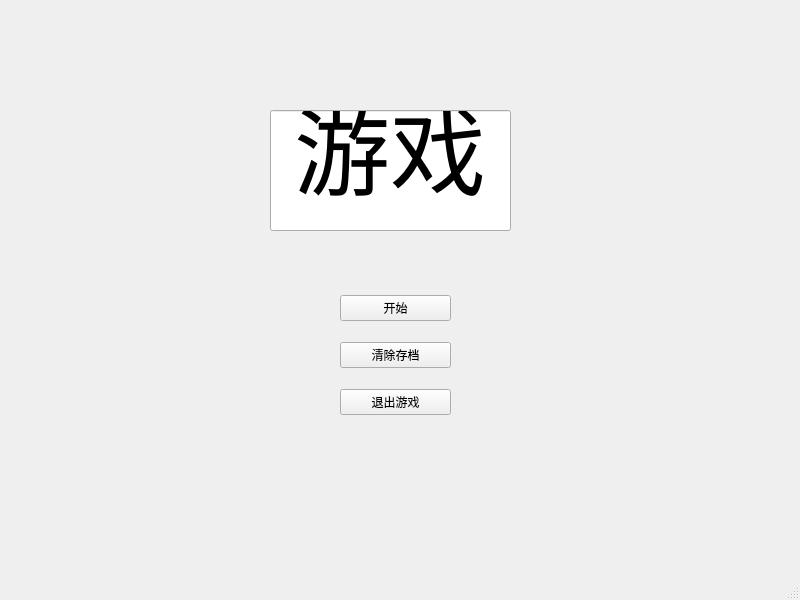
Qt form ui/MainWindow_ui.ui (ccnuktd/hrm_python) before a commit.
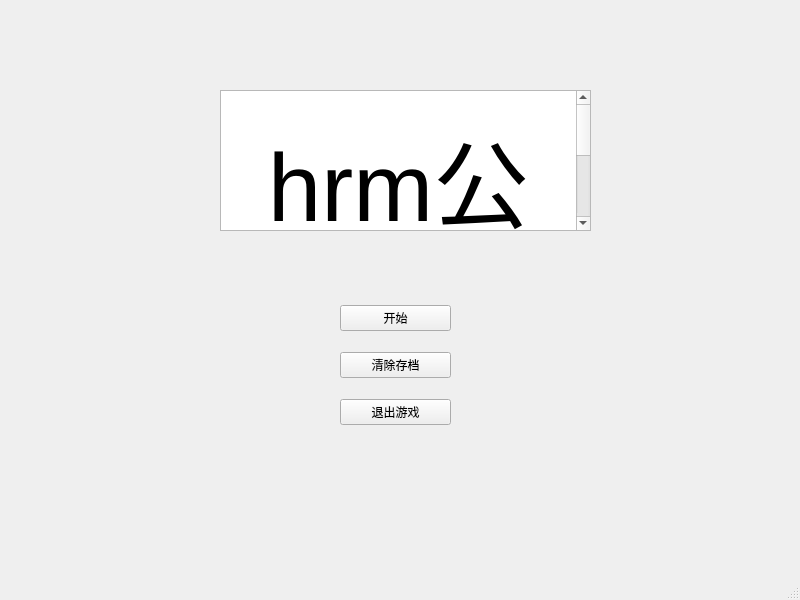
The same form after that commit.

The edit to the form file:
```diff
--- a/ui/MainWindow_ui.ui
+++ b/ui/MainWindow_ui.ui
@@ -14,36 +14,11 @@
    <string>MainWindow</string>
   </property>
   <widget class="QWidget" name="centralwidget">
-   <widget class="QLineEdit" name="lineEdit">
-    <property name="geometry">
-     <rect>
-      <x>270</x>
-      <y>110</y>
-      <width>241</width>
-      <height>121</height>
-     </rect>
-    </property>
-    <property name="font">
-     <font>
-      <family>Arial</family>
-      <pointsize>72</pointsize>
-     </font>
-    </property>
-    <property name="layoutDirection">
-     <enum>Qt::LeftToRight</enum>
-    </property>
-    <property name="text">
-     <string>游戏</string>
-    </property>
-    <property name="alignment">
-     <set>Qt::AlignCenter</set>
-    </property>
-   </widget>
-   <widget class="QWidget" name="">
+   <widget class="QWidget" name="layoutWidget">
     <property name="geometry">
      <rect>
       <x>340</x>
-      <y>280</y>
+      <y>290</y>
       <width>111</width>
       <height>151</height>
      </rect>
@@ -72,6 +47,24 @@
      </item>
     </layout>
    </widget>
+   <widget class="QTextBrowser" name="textBrowser">
+    <property name="geometry">
+     <rect>
+      <x>220</x>
+      <y>90</y>
+      <width>371</width>
+      <height>141</height>
+     </rect>
+    </property>
+    <property name="html">
+     <string>&lt;!DOCTYPE HTML PUBLIC &quot;-//W3C//DTD HTML 4.0//EN&quot; &quot;http://www.w3.org/TR/REC-html40/strict.dtd&quot;&gt;
+&lt;html&gt;&lt;head&gt;&lt;meta name=&quot;qrichtext&quot; content=&quot;1&quot; /&gt;&lt;style type=&quot;text/css&quot;&gt;
+p, li { white-space: pre-wrap; }
+&lt;/style&gt;&lt;/head&gt;&lt;body style=&quot; font-family:'SimSun'; font-size:9pt; font-weight:400; font-style:normal;&quot;&gt;
+&lt;p align=&quot;center&quot; style=&quot;-qt-paragraph-type:empty; margin-top:0px; margin-bottom:0px; margin-left:0px; margin-right:0px; -qt-block-indent:0; text-indent:0px;&quot;&gt;&lt;br /&gt;&lt;/p&gt;
+&lt;p align=&quot;center&quot; style=&quot; margin-top:0px; margin-bottom:0px; margin-left:0px; margin-right:0px; -qt-block-indent:0; text-indent:0px;&quot;&gt;&lt;span style=&quot; font-size:72pt;&quot;&gt;hrm公司&lt;/span&gt;&lt;/p&gt;&lt;/body&gt;&lt;/html&gt;</string>
+    </property>
+   </widget>
   </widget>
   <widget class="QMenuBar" name="menubar">
    <property name="geometry">
```
